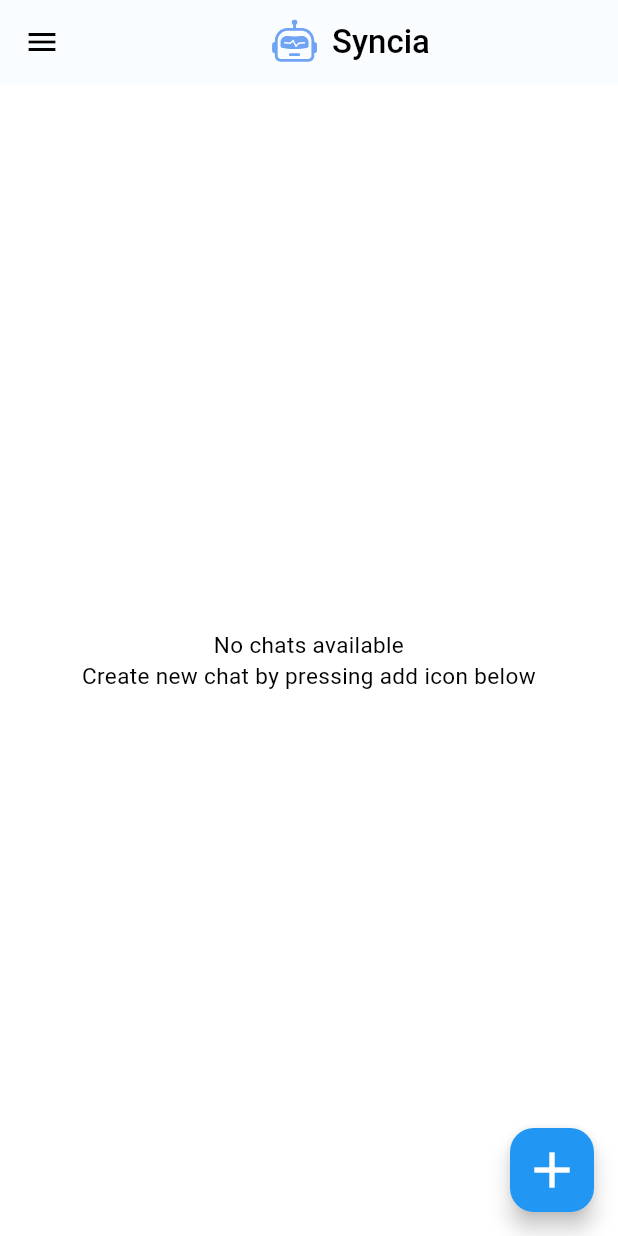
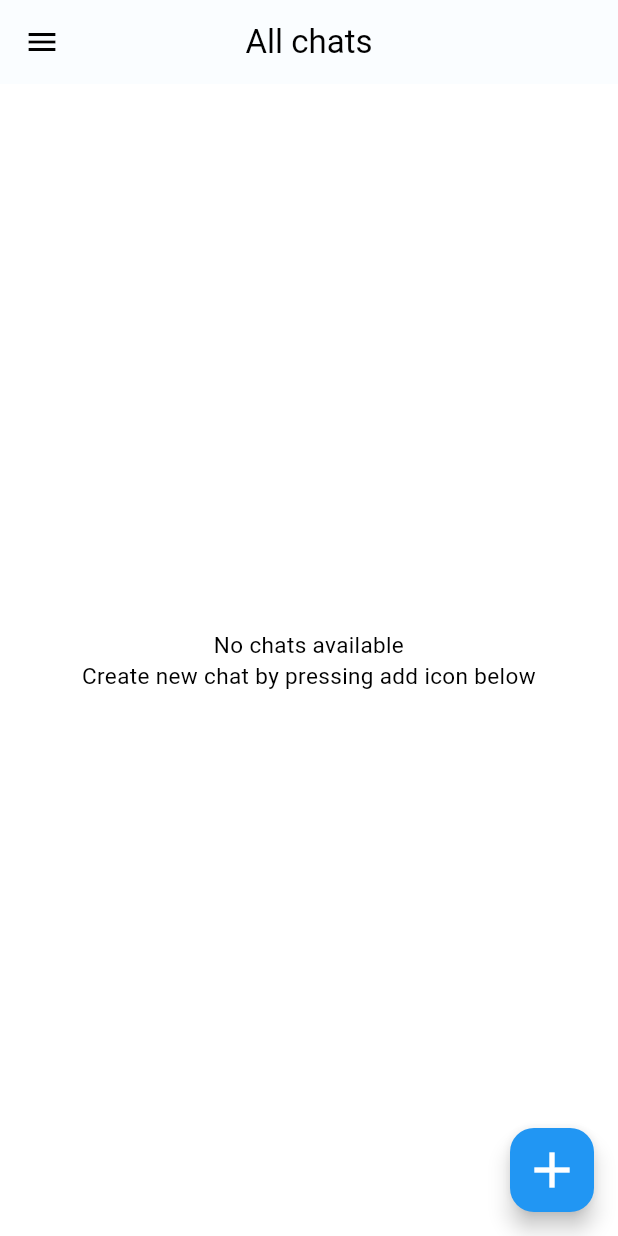
Before and after one commit to GPSxtreme/syncia, a Flutter app: the screen it shows after launch, in the side drawer, after a tap on the "add" icon, on a phone screen of 412 x 824 dp. Run offline on Flutter 3.47's test engine with Material 2 defaults, Android fonts, the phone set to English and light mode, and no system bars; our stand-ins replace animated_text_kit, flutter_dotenv, flutter_markdown, flutter_spinkit, flutter_svg, get and 4 more; missing offline and left inert: dart_openai, markdown; statements that could not run were skipped.

Commit message:
Update text_chats.dart

```diff
--- a/lib/pages/text_chats.dart
+++ b/lib/pages/text_chats.dart
@@ -1,8 +1,8 @@
 import 'package:flutter/material.dart';
-import 'package:flutter_svg/svg.dart';
 import 'package:get/get.dart';
 import 'package:syncia/controllers/home_controller.dart';
 import 'package:syncia/widgets/app_drawer.dart';
+import 'package:syncia/widgets/create_text_chat_room_dialog_box.dart';
 import '../controllers/theme_controller.dart';
 import '../widgets/text_chat_room_tile.dart';
 
@@ -20,24 +20,7 @@ class _TextChatsPageState extends State<TextChatsPage> {
       drawer: const AppDrawer(),
       appBar: AppBar(
         centerTitle: true,
-        title: Row(
-          mainAxisAlignment: MainAxisAlignment.center,
-          children: [
-            SvgPicture.asset(
-              'assets/svgs/app_bar_logo.svg',
-              height: 30,
-              width: 30,
-              fit: BoxFit.contain,
-            ),
-            const SizedBox(
-              width: 10.0,
-            ),
-            const Text(
-              'Syncia',
-              style: TextStyle(fontSize: 22, fontWeight: FontWeight.w500),
-            ),
-          ],
-        ),
+        title: const Text('All chats'),
         elevation: 0.5,
       ),
       floatingActionButton: FloatingActionButton(
@@ -48,9 +31,13 @@ class _TextChatsPageState extends State<TextChatsPage> {
                     : Colors.white,
                 size: 40,
               )),
-          onPressed: () {
-            HomeController.to.createTextChatRoom();
-          }),
+          onPressed: () => showDialog(
+                context: context,
+                barrierDismissible: true,
+                builder: (context) {
+                  return CreateTextChatRoomDialogBox();
+                },
+              )),
       body: Column(
         mainAxisAlignment: MainAxisAlignment.center,
         children: [
```
